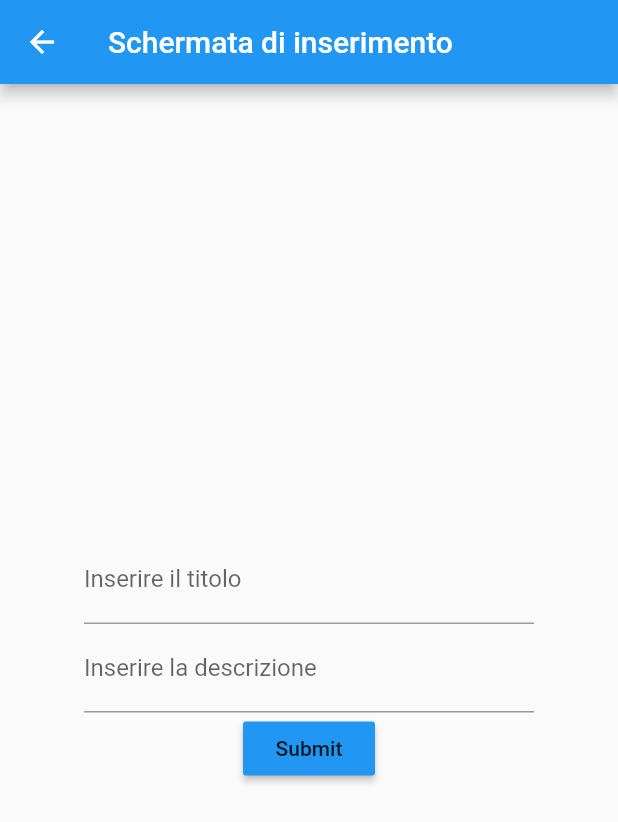
After one commit to riccardosantarossa/Flutter, a Flutter app: the screen it shows after launch, after a tap on the "add" icon, on a phone screen of 412 x 824 dp. The commit adds this screen. Shown: the top 822 px of the screen. Run offline on Flutter 3.47's test engine with Material 2 defaults, Android fonts, the phone set to English and light mode, and no system bars.

Commit message:
Manca solo il refresh della lista

```diff
--- /dev/null
+++ b/mylistapp/lib/insertScreen.dart
@@ -0,0 +1,54 @@
+//SANTAROSSA RICCARDO 5BIA
+
+// ignore_for_file: deprecated_member_use
+
+import 'package:flutter/material.dart';
+import 'todo.dart';
+
+class insertScreen extends StatelessWidget {
+  final titleController = TextEditingController();
+  final descriptionController = TextEditingController();
+
+  void passData(BuildContext ctx) {
+    final todoToPass =
+        new Todo(titleController.text, descriptionController.text);
+    Navigator.pop(ctx, todoToPass);
+  }
+
+  @override
+  Widget build(BuildContext context) {
+    return Scaffold(
+        appBar: AppBar(
+          title: Text("Schermata di inserimento"),
+        ),
+        body: Center(
+          child: Column(
+            mainAxisAlignment: MainAxisAlignment.center,
+            children: <Widget>[
+              SizedBox(
+                width: 300,
+                child: TextField(
+                    controller: titleController,
+                    decoration:
+                        InputDecoration(labelText: 'Inserire il titolo')),
+              ),
+              SizedBox(
+                width: 300,
+                child: TextField(
+                    controller: descriptionController,
+                    decoration:
+                        InputDecoration(labelText: 'Inserire la descrizione')),
+              ),
+              RaisedButton(
+                  color: Colors.blue,
+                  child: Text('Submit'),
+                  onPressed: () {
+                    ScaffoldMessenger.of(context)
+                        .showSnackBar(SnackBar(content: Text('Elemento inserito correttamente')));
+                    passData(context);
+                  }),
+            ],
+          ),
+        ));
+  }
+}
--- a/mylistapp/lib/main.dart
+++ b/mylistapp/lib/main.dart
@@ -1,15 +1,14 @@
 //SANTAROSSA RICCARDO 5BIA 13/01/2022
 
 import 'package:flutter/material.dart';
+import 'package:mylistapp/insertScreen.dart';
 // ignore: unused_import
 import 'SecondScreen.dart';
 import 'todo.dart';
 
 void main() => runApp(MyApp());
 
-
 class MyApp extends StatelessWidget {
-
   @override
   Widget build(BuildContext context) {
     return MaterialApp(
@@ -20,12 +19,12 @@ class MyApp extends StatelessWidget {
       ),
       home: MyHomePage(title: 'ListApp'),
       routes: {
-        '/secondscreen' : (ctx) => SecondScreen(),
-      } ,
+        '/secondscreen': (ctx) => SecondScreen(),
+        '/insertscreen': (ctx) => insertScreen(),
+      },
     );
   }
 }
-
 
 class MyHomePage extends StatefulWidget {
   MyHomePage({Key? key, required this.title}) : super(key: key);
@@ -38,10 +37,8 @@ class MyHomePage extends StatefulWidget {
 }
 
 class _MyHomePageState extends State<MyHomePage> {
-
-
   // Lista elementi
-  final todos = List.generate(
+  var todos = List.generate(
     20,
     (i) => Todo(
       'Todo $i',
@@ -49,9 +46,17 @@ class _MyHomePageState extends State<MyHomePage> {
     ),
   );
 
+  void retrieveData(BuildContext context) async {
+    final data = await Navigator.push(
+        context,
+        MaterialPageRoute(
+          builder: (context) => insertScreen(),
+        ));
+    todos.add(data);
+  }
+
   @override
   Widget build(BuildContext context) {
-
     return Scaffold(
       appBar: AppBar(
         title: Text(widget.title),
@@ -62,16 +67,20 @@ class _MyHomePageState extends State<MyHomePage> {
           return ListTile(
             title: Text(todos[index].title),
             onTap: () {
-              Navigator.of(context).pushNamed(
-              '/secondscreen',
-                arguments: {
+              Navigator.of(context).pushNamed('/secondscreen', arguments: {
                 'todo': todos[index],
-              }
-              );
+              });
             },
           );
         },
       ),
+      floatingActionButton: FloatingActionButton(
+        onPressed: () {
+          Navigator.of(context).pushNamed('/insertscreen');
+        },
+        backgroundColor: Colors.blue,
+        child: Icon(Icons.add),
+      ),
     );
   }
 }
```
Lines whose indentation alone changed are shown as unchanged.
